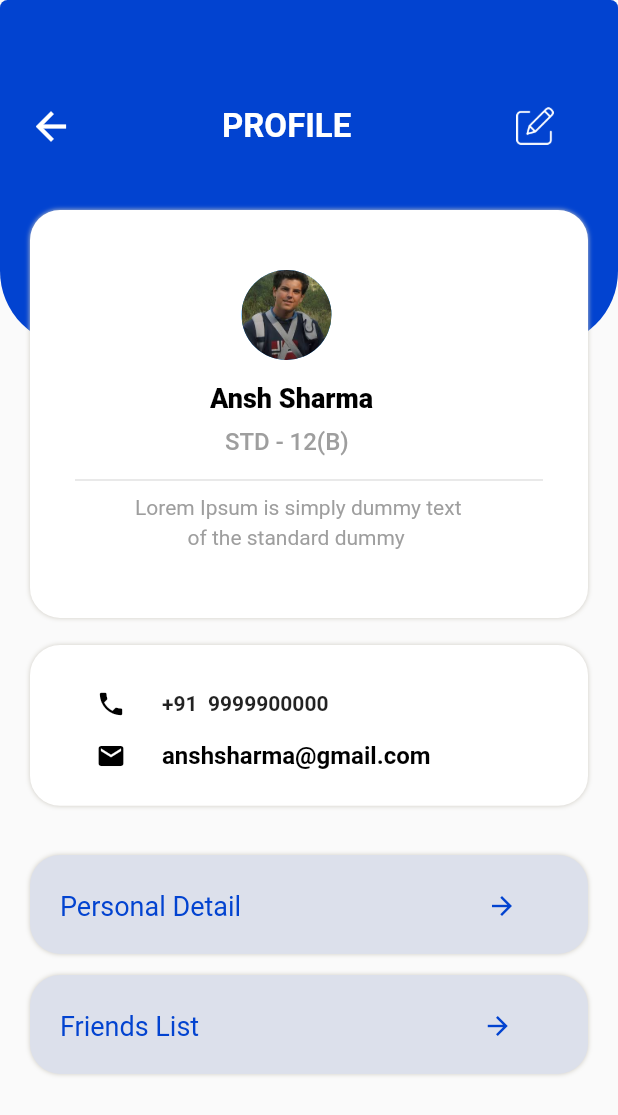
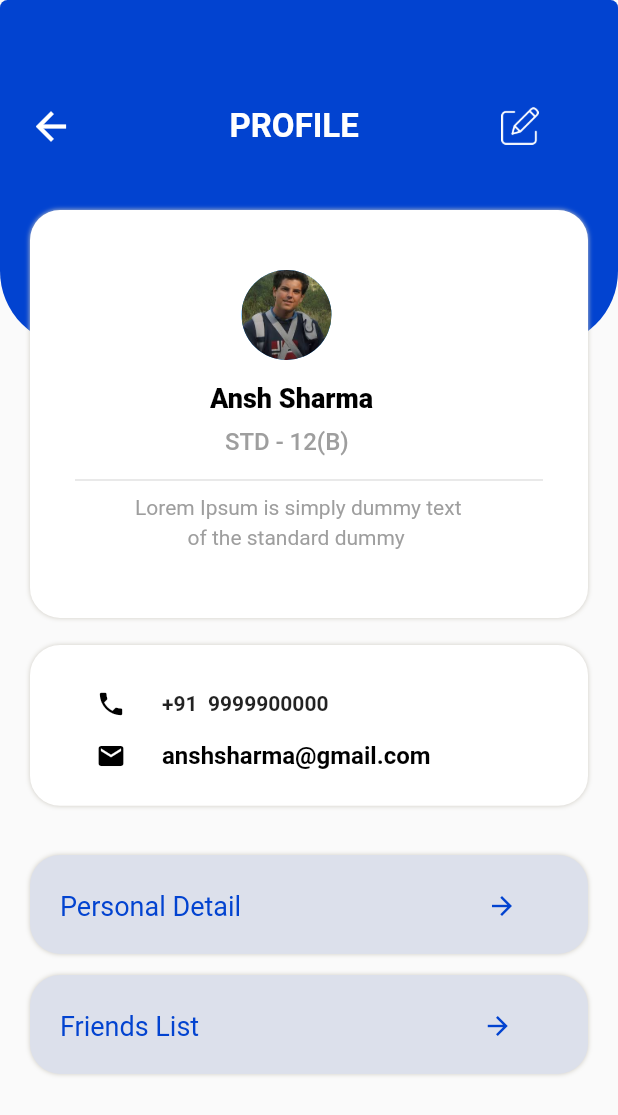
Before and after one commit to ArathiHaridas/Shehack_2.0_Wo-Coders, a Flutter app: the Profile screen opened directly, on a phone screen of 412 x 824 dp. Shown: the top 1115 px of the screen. Run offline on Flutter 3.47's test engine with Material 2 defaults, Android fonts, the phone set to English and light mode, and no system bars.

Commit message:
fifth commit

```diff
--- a/analysis_options.yaml
+++ b/analysis_options.yaml
@@ -7,7 +7,7 @@
 
 # The following line activates a set of recommended lints for Flutter apps,
 # packages, and plugins designed to encourage good coding practices.
-include: package:flutter_lints/flutter.yaml
+#include: package:flutter_lints/flutter.yaml
 
 linter:
   # The lint rules applied to this project can be customized in the
--- a/lib/dashboard.dart
+++ b/lib/dashboard.dart
@@ -510,9 +510,9 @@ class _DashboardState extends State<Dashboard> {
                     ),
                     const SizedBox(width: 7),
                     Container(
-                      //color: Colors.orange,
+
                       height: MediaQuery.of(context).size.height * 0.07,
-                      // width: MediaQuery.of(context).size.width * 100,
+
                       decoration: BoxDecoration(
                         color: Colors.white,
                         borderRadius: BorderRadius.circular(20.0),
--- a/lib/profile.dart
+++ b/lib/profile.dart
@@ -45,7 +45,7 @@ class _ProfileState extends State<Profile> {
                         },
                       ),
                       const SizedBox(
-                        width: 90,
+                        width: 95,
                       ),
                       const Text(
                         "PROFILE",
@@ -55,7 +55,7 @@ class _ProfileState extends State<Profile> {
                           fontWeight: FontWeight.bold,
                         ),
                       ),
-                      const SizedBox(width: 110),
+                      const SizedBox(width: 95),
                     const ImageIcon(
                         AssetImage("assets/icon.png"),
                         color: Colors.white,
```
Also changed, not shown: pubspec.yaml (+10 -1 lines), pubspec.lock.
